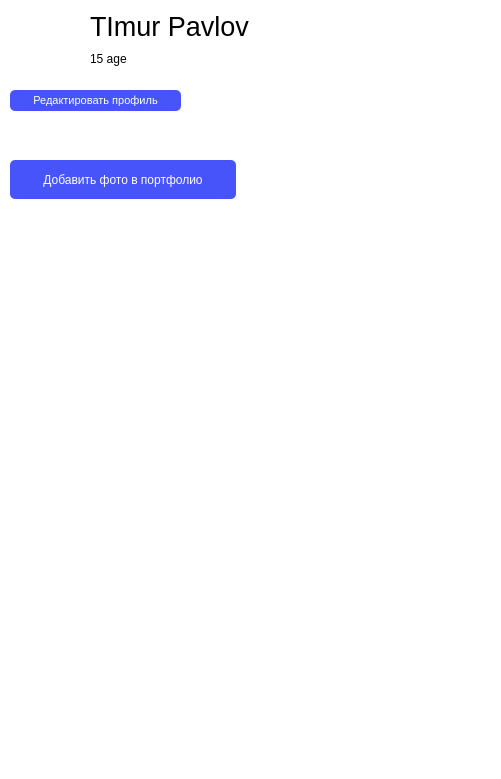
Old version of the form ui/profile.ui in the repository OCCCAS/Yandex.
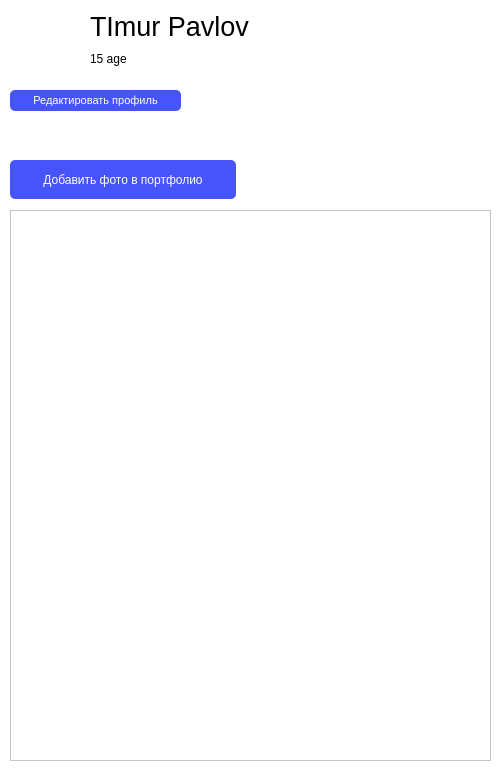
New version of the form. Icons and pictures are not drawn.

Commit message: build: added edit profile, solved some issues

Diff of the .ui file:
```diff
--- a/ui/profile.ui
+++ b/ui/profile.ui
@@ -6,8 +6,8 @@
    <rect>
     <x>0</x>
     <y>0</y>
-    <width>501</width>
-    <height>779</height>
+    <width>500</width>
+    <height>771</height>
    </rect>
   </property>
   <property name="windowTitle">
@@ -46,15 +46,6 @@
      <height>551</height>
     </rect>
    </property>
-   <property name="styleSheet">
-    <string notr="true">border: unset;</string>
-   </property>
-   <property name="verticalScrollBarPolicy">
-    <enum>Qt::ScrollBarAsNeeded</enum>
-   </property>
-   <property name="horizontalScrollBarPolicy">
-    <enum>Qt::ScrollBarAlwaysOff</enum>
-   </property>
    <property name="widgetResizable">
     <bool>true</bool>
    </property>
@@ -63,8 +54,8 @@
      <rect>
       <x>0</x>
       <y>0</y>
-      <width>481</width>
-      <height>551</height>
+      <width>479</width>
+      <height>549</height>
      </rect>
     </property>
    </widget>
```
Left out of the diff: 68 changed lines with no effect on the pictures. The commit also changes 21 other files.
